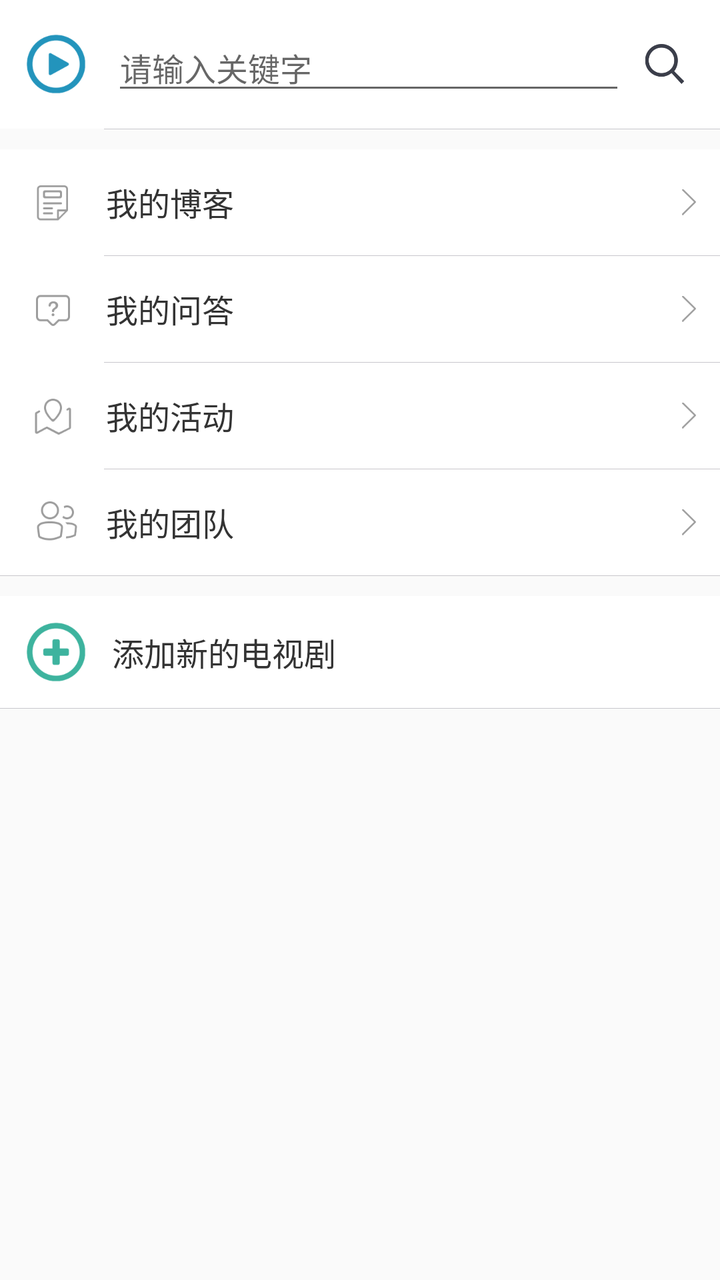
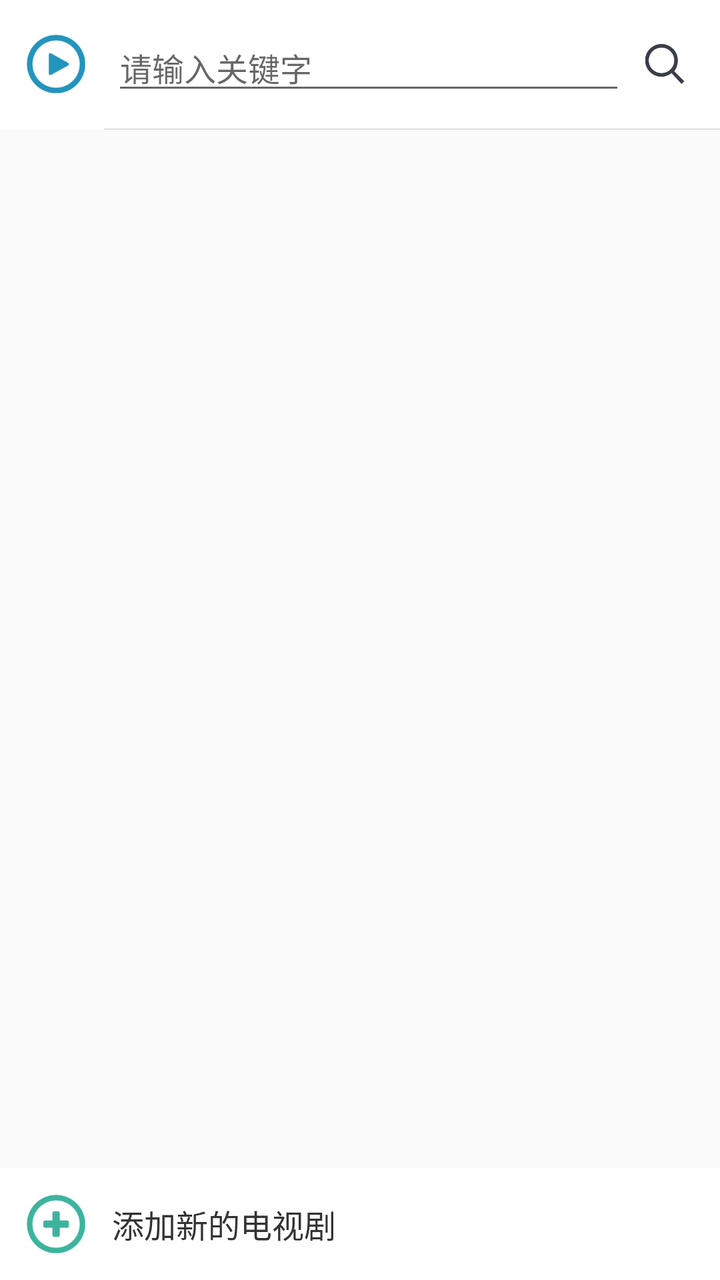

Screens rendered from an Android XML layout before and after an edit, with the pre-edit source and the edit as a unified diff.
<!-- AndroidManifest.xml: application theme t10 -->
<!-- res/layout/activity_show.xml -->
<?xml version="1.0" encoding="utf-8"?>
<LinearLayout
    xmlns:android="http://schemas.android.com/apk/res/android"
    xmlns:app="http://schemas.android.com/apk/res-auto"
    xmlns:tools="http://schemas.android.com/tools"
    android:id="@+id/container"
    android:layout_width="match_parent"
    android:layout_height="match_parent"
    android:orientation="vertical"
    tools:context="cn.sixlab.app.sixlabapp.tools.ShowActivity">

    <LinearLayout
        android:layout_width="match_parent"
        android:layout_height="wrap_content"
        android:layout_marginBottom="10dp"
        android:orientation="vertical">

        <LinearLayout
            android:id="@+id/rl_message"
            style="@style/option_item_rl">

            <ImageView
                android:layout_width="wrap_content"
                android:layout_height="wrap_content"
                android:layout_marginEnd="12dp"
                android:contentDescription="@null"
                android:src="@mipmap/btn_play"/>

            <EditText
                android:drawablePadding="8.0dip"
                android:layout_width="wrap_content"
                android:layout_height="wrap_content"
                android:layout_weight="1"
                android:layout_marginRight="4.0dip"
                android:gravity="center_vertical"
                android:textColor="#333"
                android:clickable="false"
                android:layout_centerVertical="true"
                android:textSize="16.0dip"
                android:hint="请输入关键字"/>

            <ImageView
                android:layout_width="wrap_content"
                android:layout_height="20dp"
                android:contentDescription="@null"
                android:src="@mipmap/btn_search"/>
        </LinearLayout>

        <View
            style="@style/h_line"
            android:layout_height="1px"
            android:layout_marginStart="52dp"
            android:background="@color/list_divider_color"/>
    </LinearLayout>

    <ScrollView
        android:id="@+id/mainContent"
        android:layout_width="match_parent"
        android:layout_height="0dp"
        android:layout_weight="1"
        android:layout_gravity="end" >

        <LinearLayout
            android:layout_width="match_parent"
            android:layout_height="wrap_content"
            android:orientation="vertical">

            <LinearLayout
                android:layout_width="match_parent"
                android:layout_height="wrap_content"
                android:background="@android:color/white"
                android:orientation="vertical">

                <LinearLayout
                    android:id="@+id/rl_blog"
                    style="@style/option_item_rl">

                    <ImageView
                        android:layout_width="wrap_content"
                        android:layout_height="wrap_content"
                        android:layout_marginEnd="12dp"
                        android:contentDescription="@null"
                        android:src="@mipmap/ic_my_blog" />

                    <TextView
                        style="@style/option_item_text"
                        android:layout_width="0dp"
                        android:layout_weight="1"
                        android:text="我的博客" />

                    <ImageView
                        android:layout_width="wrap_content"
                        android:layout_height="20dp"
                        android:contentDescription="@null"
                        android:src="@mipmap/ic_arrow_right" />
                </LinearLayout>

                <View
                    style="@style/h_line"
                    android:layout_height="1px"
                    android:layout_marginStart="52dp"
                    android:background="@color/list_divider_color" />
            </LinearLayout>

            <LinearLayout
                android:layout_width="match_parent"
                android:layout_height="wrap_content"
                android:background="@android:color/white"
                android:orientation="vertical">

                <LinearLayout
                    android:id="@+id/rl_info_question"
                    style="@style/option_item_rl">

                    <ImageView
                        android:layout_width="wrap_content"
                        android:layout_height="wrap_content"
                        android:layout_marginEnd="12dp"
                        android:contentDescription="@null"
                        android:src="@mipmap/ic_my_question" />

                    <TextView
                        style="@style/option_item_text"
                        android:layout_width="0dp"
                        android:layout_weight="1"
                        android:text="我的问答" />

                    <ImageView
                        android:layout_width="wrap_content"
                        android:layout_height="20dp"
                        android:contentDescription="@null"
                        android:src="@mipmap/ic_arrow_right" />
                </LinearLayout>

                <View
                    style="@style/h_line"
                    android:layout_height="1px"
                    android:layout_marginStart="52dp"
                    android:background="@color/list_divider_color" />

            </LinearLayout>

            <LinearLayout
                android:layout_width="match_parent"
                android:layout_height="wrap_content"
                android:background="@android:color/white"
                android:orientation="vertical">

                <LinearLayout
                    android:id="@+id/rl_info_activities"
                    style="@style/option_item_rl">

                    <ImageView
                        android:layout_width="wrap_content"
                        android:layout_height="wrap_content"
                        android:layout_marginEnd="12dp"
                        android:contentDescription="@null"
                        android:src="@mipmap/ic_my_event" />

                    <TextView
                        style="@style/option_item_text"
                        android:layout_width="0dp"
                        android:layout_weight="1"
                        android:text="我的活动" />

                    <ImageView
                        android:layout_width="wrap_content"
                        android:layout_height="20dp"
                        android:contentDescription="@null"
                        android:src="@mipmap/ic_arrow_right" />
                </LinearLayout>

                <View
                    style="@style/h_line"
                    android:layout_height="1px"
                    android:layout_marginStart="52dp"
                    android:background="@color/list_divider_color" />

            </LinearLayout>

            <LinearLayout
                android:layout_width="match_parent"
                android:layout_height="wrap_content"
                android:background="@android:color/white"
                android:orientation="vertical">

                <LinearLayout
                    android:id="@+id/rl_team"
                    style="@style/option_item_rl">

                    <ImageView
                        android:layout_width="wrap_content"
                        android:layout_height="wrap_content"
                        android:layout_marginEnd="12dp"
                        android:contentDescription="@null"
                        android:src="@mipmap/ic_my_team" />

                    <TextView
                        style="@style/option_item_text"
                        android:layout_width="0dp"
                        android:layout_weight="1"
                        android:text="我的团队" />

                    <ImageView
                        android:layout_width="wrap_content"
                        android:layout_height="20dp"
                        android:contentDescription="@null"
                        android:src="@mipmap/ic_arrow_right" />
                </LinearLayout>

                <View
                    style="@style/h_line"
                    android:layout_height="1px"
                    android:background="@color/list_divider_color" />
            </LinearLayout>

            <LinearLayout
                android:layout_width="match_parent"
                android:layout_height="wrap_content"
                android:layout_marginTop="10dp"
                android:background="@android:color/white"
                android:orientation="vertical">

                <LinearLayout
                    android:id="@+id/rl_team1"
                    style="@style/option_item_rl">

                    <ImageView
                        android:layout_width="wrap_content"
                        android:layout_height="wrap_content"
                        android:layout_marginEnd="12dp"
                        android:contentDescription="@null"
                        android:src="@mipmap/btn_plus" />

                    <TextView
                        style="@style/option_item_text"
                        android:layout_width="0dp"
                        android:layout_weight="1"
                        android:text="@string/add_new_show" />
                </LinearLayout>

                <View
                    style="@style/h_line"
                    android:layout_height="1px"
                    android:background="@color/list_divider_color" />
            </LinearLayout>

        </LinearLayout>

    </ScrollView>

</LinearLayout>
<!-- resources referenced by this layout -->
<resources>
  <color name="list_divider_color">#c8c7cc</color>
  <!-- mipmap btn_play: png bitmap (mipmap-xxxhdpi, 5511 bytes) -->
  <!-- mipmap btn_plus: png bitmap (mipmap-xxxhdpi, 5290 bytes) -->
  <!-- mipmap btn_search: png bitmap (mipmap-xxxhdpi, 4928 bytes) -->
  <!-- mipmap ic_arrow_right: png bitmap (mipmap-xxxhdpi, 1250 bytes) -->
  <!-- mipmap ic_my_blog: png bitmap (mipmap-xxxhdpi, 1626 bytes) -->
  <!-- mipmap ic_my_event: png bitmap (mipmap-xxxhdpi, 3308 bytes) -->
  <!-- mipmap ic_my_question: png bitmap (mipmap-xxxhdpi, 2310 bytes) -->
  <!-- mipmap ic_my_team: png bitmap (mipmap-xxxhdpi, 3978 bytes) -->
  <string name="add_new_show">添加新的电视剧</string>
  <style name="h_line">
          <item name="android:layout_width">match_parent</item>
          <item name="android:layout_height">1px</item>
          
      </style>
  <style name="option_item_rl">
          <item name="android:layout_width">match_parent</item>
          <item name="android:layout_height">wrap_content</item>
          <item name="android:background">@drawable/ic_material</item>
          <item name="android:clickable">true</item>
          <item name="android:padding">12.0dip</item>
          <item name="android:gravity">center_vertical</item>
          <item name="android:orientation">horizontal</item>
      </style>
  <style name="option_item_text" parent="@style/option_item_text_parent">
          <item name="android:drawablePadding">8.0dip</item>
          
      </style>
  <style name="t10" parent="Theme.AppCompat.Light.NoActionBar">
          
          <item name="colorPrimary">@color/error_stroke_color</item>
          <item name="android:statusBarColor">@color/error_stroke_color</item>
          <item name="colorPrimaryDark">@color/colorPrimaryDark</item>
          <item name="colorAccent">@color/colorAccent</item>
      </style>
  <!-- drawable ic_material (drawable) -->
  <?xml version="1.0" encoding="utf-8"?>
  <selector xmlns:android="http://schemas.android.com/apk/res/android">
      <item android:drawable="@color/bg_press" android:state_pressed="true" />
      <item android:drawable="@color/white" />
  </selector>
  <style name="option_item_text_parent">
          <item name="android:layout_width">wrap_content</item>
          <item name="android:layout_height">wrap_content</item>
          <item name="android:layout_marginRight">4.0dip</item>
          <item name="android:gravity">center_vertical</item>
          <item name="android:textColor">#333</item>
          <item name="android:clickable">false</item>
          <item name="android:layout_centerVertical">true</item>
          <item name="android:textSize">16.0dip</item>
      </style>
  <color name="error_stroke_color">#F27474</color>
  <color name="colorPrimaryDark">#303F9F</color>
  <color name="colorAccent">#FF4081</color>
  <color name="bg_press">#ebebeb</color>\
  <color name="white">#FFFFFF</color>
</resources>

<!-- the commit's change to res/layout/activity_show.xml (unified diff, before → after) -->
@@ -3,7 +3,6 @@
     xmlns:android="http://schemas.android.com/apk/res/android"
     xmlns:app="http://schemas.android.com/apk/res-auto"
     xmlns:tools="http://schemas.android.com/tools"
-    android:id="@+id/container"
     android:layout_width="match_parent"
     android:layout_height="match_parent"
     android:orientation="vertical"
@@ -13,13 +12,14 @@
         android:layout_width="match_parent"
         android:layout_height="wrap_content"
         android:layout_marginBottom="10dp"
-        android:orientation="vertical">
+        android:orientation="vertical"
+        >
 
         <LinearLayout
-            android:id="@+id/rl_message"
             style="@style/option_item_rl">
 
             <ImageView
+                android:id="@+id/changeStatus"
                 android:layout_width="wrap_content"
                 android:layout_height="wrap_content"
                 android:layout_marginEnd="12dp"
@@ -27,6 +27,9 @@
                 android:src="@mipmap/btn_play"/>
 
             <EditText
+                android:id="@+id/searchInput"
+                android:imeOptions="actionSearch"
+                android:maxLines="1"
                 android:drawablePadding="8.0dip"
                 android:layout_width="wrap_content"
                 android:layout_height="wrap_content"
@@ -40,6 +43,7 @@
                 android:hint="请输入关键字"/>
 
             <ImageView
+                android:id="@+id/searchBtn"
                 android:layout_width="wrap_content"
                 android:layout_height="20dp"
                 android:contentDescription="@null"
@@ -54,199 +58,39 @@
     </LinearLayout>
 
     <ScrollView
-        android:id="@+id/mainContent"
         android:layout_width="match_parent"
         android:layout_height="0dp"
         android:layout_weight="1"
         android:layout_gravity="end" >
 
         <LinearLayout
+            android:id="@+id/mainContent"
             android:layout_width="match_parent"
             android:layout_height="wrap_content"
             android:orientation="vertical">
-
-            <LinearLayout
-                android:layout_width="match_parent"
-                android:layout_height="wrap_content"
-                android:background="@android:color/white"
-                android:orientation="vertical">
-
-                <LinearLayout
-                    android:id="@+id/rl_blog"
-                    style="@style/option_item_rl">
-
-                    <ImageView
-                        android:layout_width="wrap_content"
-                        android:layout_height="wrap_content"
-                        android:layout_marginEnd="12dp"
-                        android:contentDescription="@null"
-                        android:src="@mipmap/ic_my_blog" />
-
-                    <TextView
-                        style="@style/option_item_text"
-                        android:layout_width="0dp"
-                        android:layout_weight="1"
-                        android:text="我的博客" />
-
-                    <ImageView
-                        android:layout_width="wrap_content"
-                        android:layout_height="20dp"
-                        android:contentDescription="@null"
-                        android:src="@mipmap/ic_arrow_right" />
-                </LinearLayout>
-
-                <View
-                    style="@style/h_line"
-                    android:layout_height="1px"
-                    android:layout_marginStart="52dp"
-                    android:background="@color/list_divider_color" />
-            </LinearLayout>
-
-            <LinearLayout
-                android:layout_width="match_parent"
-                android:layout_height="wrap_content"
-                android:background="@android:color/white"
-                android:orientation="vertical">
-
-                <LinearLayout
-                    android:id="@+id/rl_info_question"
-                    style="@style/option_item_rl">
-
-                    <ImageView
-                        android:layout_width="wrap_content"
-                        android:layout_height="wrap_content"
-                        android:layout_marginEnd="12dp"
-                        android:contentDescription="@null"
-                        android:src="@mipmap/ic_my_question" />
-
-                    <TextView
-                        style="@style/option_item_text"
-                        android:layout_width="0dp"
-                        android:layout_weight="1"
-                        android:text="我的问答" />
-
-                    <ImageView
-                        android:layout_width="wrap_content"
-                        android:layout_height="20dp"
-                        android:contentDescription="@null"
-                        android:src="@mipmap/ic_arrow_right" />
-                </LinearLayout>
-
-                <View
-                    style="@style/h_line"
-                    android:layout_height="1px"
-                    android:layout_marginStart="52dp"
-                    android:background="@color/list_divider_color" />
-
-            </LinearLayout>
-
-            <LinearLayout
-                android:layout_width="match_parent"
-                android:layout_height="wrap_content"
-                android:background="@android:color/white"
-                android:orientation="vertical">
-
-                <LinearLayout
-                    android:id="@+id/rl_info_activities"
-                    style="@style/option_item_rl">
-
-                    <ImageView
-                        android:layout_width="wrap_content"
-                        android:layout_height="wrap_content"
-                        android:layout_marginEnd="12dp"
-                        android:contentDescription="@null"
-                        android:src="@mipmap/ic_my_event" />
-
-                    <TextView
-                        style="@style/option_item_text"
-                        android:layout_width="0dp"
-                        android:layout_weight="1"
-                        android:text="我的活动" />
-
-                    <ImageView
-                        android:layout_width="wrap_content"
-                        android:layout_height="20dp"
-                        android:contentDescription="@null"
-                        android:src="@mipmap/ic_arrow_right" />
-                </LinearLayout>
-
-                <View
-                    style="@style/h_line"
-                    android:layout_height="1px"
-                    android:layout_marginStart="52dp"
-                    android:background="@color/list_divider_color" />
-
-            </LinearLayout>
-
-            <LinearLayout
-                android:layout_width="match_parent"
-                android:layout_height="wrap_content"
-                android:background="@android:color/white"
-                android:orientation="vertical">
-
-                <LinearLayout
-                    android:id="@+id/rl_team"
-                    style="@style/option_item_rl">
-
-                    <ImageView
-                        android:layout_width="wrap_content"
-                        android:layout_height="wrap_content"
-                        android:layout_marginEnd="12dp"
-                        android:contentDescription="@null"
-                        android:src="@mipmap/ic_my_team" />
-
-                    <TextView
-                        style="@style/option_item_text"
-                        android:layout_width="0dp"
-                        android:layout_weight="1"
-                        android:text="我的团队" />
-
-                    <ImageView
-                        android:layout_width="wrap_content"
-                        android:layout_height="20dp"
-                        android:contentDescription="@null"
-                        android:src="@mipmap/ic_arrow_right" />
-                </LinearLayout>
-
-                <View
-                    style="@style/h_line"
-                    android:layout_height="1px"
-                    android:background="@color/list_divider_color" />
-            </LinearLayout>
-
-            <LinearLayout
-                android:layout_width="match_parent"
-                android:layout_height="wrap_content"
-                android:layout_marginTop="10dp"
-                android:background="@android:color/white"
-                android:orientation="vertical">
-
-                <LinearLayout
-                    android:id="@+id/rl_team1"
-                    style="@style/option_item_rl">
-
-                    <ImageView
-                        android:layout_width="wrap_content"
-                        android:layout_height="wrap_content"
-                        android:layout_marginEnd="12dp"
-                        android:contentDescription="@null"
-                        android:src="@mipmap/btn_plus" />
-
-                    <TextView
-                        style="@style/option_item_text"
-                        android:layout_width="0dp"
-                        android:layout_weight="1"
-                        android:text="@string/add_new_show" />
-                </LinearLayout>
-
-                <View
-                    style="@style/h_line"
-                    android:layout_height="1px"
-                    android:background="@color/list_divider_color" />
-            </LinearLayout>
 
         </LinearLayout>
 
     </ScrollView>
 
+    <LinearLayout
+        android:id="@+id/addShowLink"
+        android:layout_marginTop="10dp"
+        style="@style/option_item_rl">
+
+        <ImageView
+            android:layout_width="wrap_content"
+            android:layout_height="wrap_content"
+            android:layout_marginEnd="12dp"
+            android:contentDescription="@null"
+            android:src="@mipmap/btn_plus" />
+
+        <TextView
+            android:id="@+id/addShowBtn"
+            style="@style/option_item_text"
+            android:layout_width="0dp"
+            android:layout_weight="1"
+            android:text="@string/add_new_show" />
+    </LinearLayout>
+
 </LinearLayout>
<!-- resource entries referenced after the edit -->
@@ -4,11 +4,6 @@
   <!-- mipmap btn_play: png bitmap (mipmap-xxxhdpi, 5511 bytes) -->
   <!-- mipmap btn_plus: png bitmap (mipmap-xxxhdpi, 5290 bytes) -->
   <!-- mipmap btn_search: png bitmap (mipmap-xxxhdpi, 4928 bytes) -->
-  <!-- mipmap ic_arrow_right: png bitmap (mipmap-xxxhdpi, 1250 bytes) -->
-  <!-- mipmap ic_my_blog: png bitmap (mipmap-xxxhdpi, 1626 bytes) -->
-  <!-- mipmap ic_my_event: png bitmap (mipmap-xxxhdpi, 3308 bytes) -->
-  <!-- mipmap ic_my_question: png bitmap (mipmap-xxxhdpi, 2310 bytes) -->
-  <!-- mipmap ic_my_team: png bitmap (mipmap-xxxhdpi, 3978 bytes) -->
   <string name="add_new_show">添加新的电视剧</string>
   <style name="h_line">
           <item name="android:layout_width">match_parent</item>
